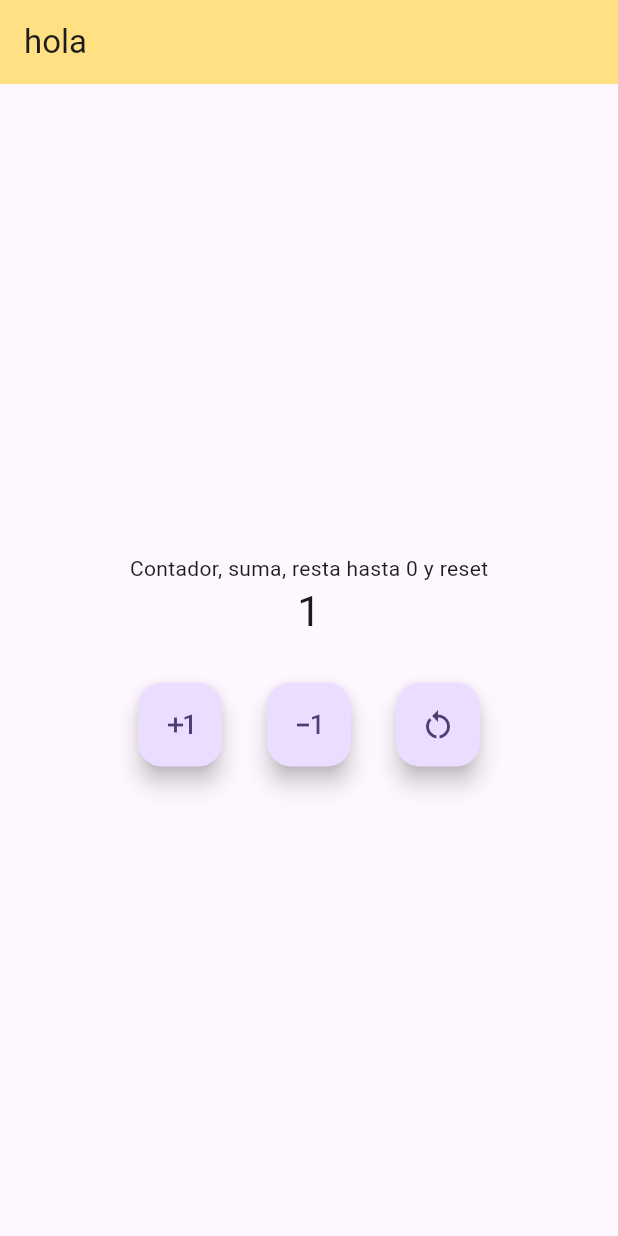
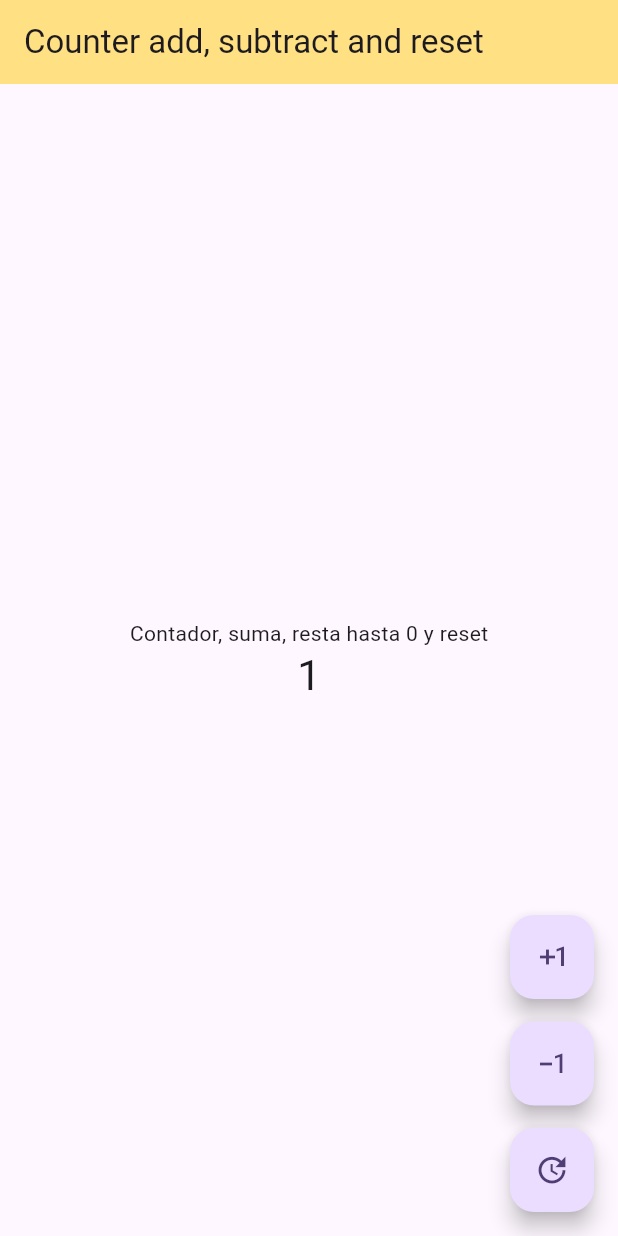
Before and after one commit to sergiohortua/contador-add-subtract-restart, a Flutter app: the MyHomePage screen opened directly, after a tap on the "exposure plus 1" icon, on a phone screen of 412 x 824 dp. Run offline on Flutter 3.47's test engine with Material 3 defaults, Android fonts, the phone set to English and light mode, and no system bars.

Commit message:
Add custom button, a constructor was created for different functionalities

```diff
--- a/lib/main.dart
+++ b/lib/main.dart
@@ -17,7 +17,7 @@ class MyApp extends StatelessWidget {
         colorScheme: ColorScheme.fromSeed(seedColor: Colors.deepPurple),
         useMaterial3: true,
       ),
-      home: const MyHomePage('hola',),
+      home: const MyHomePage('Counter add, subtract and reset ',),
     );
   }
 }
--- /dev/null
+++ b/lib/widgets/custom_botton.dart
@@ -0,0 +1,24 @@
+import 'package:flutter/material.dart';
+
+class CustomBotton extends StatelessWidget {
+  const CustomBotton(
+    this.icon,
+    this.onPress, {
+    super.key,
+  });
+  const CustomBotton.named(
+      {super.key, required this.icon, required this.onPress});
+  const CustomBotton.optional(this.icon,
+  [this.onPress]);
+
+  final Icon icon;
+  final VoidCallback? onPress;
+
+  @override
+  Widget build(BuildContext context) {
+    return FloatingActionButton(
+      onPressed: onPress,
+      child: icon,
+    );
+  }
+}
--- a/lib/widgets/my_home_page.dart
+++ b/lib/widgets/my_home_page.dart
@@ -1,4 +1,5 @@
 import 'package:app1/main.dart';
+import 'package:app1/widgets/custom_botton.dart';
 import 'package:flutter/material.dart';
 
 class MyHomePage extends StatefulWidget {
@@ -13,12 +14,6 @@ class MyHomePage extends StatefulWidget {
 
 class _MyHomePageState extends State<MyHomePage> {
   int _counter = 0;
-
-  void _incrementCounter() {
-    setState(() {
-      _counter++;
-    });
-  }
 
   @override
   Widget build(BuildContext context) {
@@ -40,37 +35,76 @@ class _MyHomePageState extends State<MyHomePage> {
               '$_counter',
               style: Theme.of(context).textTheme.headlineMedium,
             ),
-            Padding(
-              padding: const EdgeInsets.only(top: 30),
-              child: Row(
-                mainAxisAlignment: MainAxisAlignment.center,
-                children: [
-                  FloatingActionButton(
-                    onPressed: _incrementCounter,
-                    tooltip: 'Increment',
-                    child: const Icon(Icons.exposure_plus_1),
-                  ),
-                  const SizedBox(
-                    width: 30,
-                  ),
-                  FloatingActionButton(
-                    onPressed: _incrementCounter,
-                    tooltip: 'Increment',
-                    child: const Icon(Icons.exposure_minus_1),
-                  ),
-                  const SizedBox(
-                    width: 30,
-                  ),
-                  FloatingActionButton(
-                    onPressed: _incrementCounter,
-                    tooltip: 'Increment',
-                    child: const Icon(Icons.restart_alt),
-                  ),
-                ],
-              ),
-            ),
+            // Padding(
+            //   padding: const EdgeInsets.only(top: 30),
+            //   child: Row(
+            //     mainAxisAlignment: MainAxisAlignment.center,
+            //     children: [
+            //       // FloatingActionButton(
+            //       //   onPressed: () {
+            //       //     setState(() {});
+            //       //     _counter++;
+            //       //   },
+            //       //   child: const Icon(Icons.exposure_plus_1),
+            //       // ),
+            //       CustomBotton.optional(Icon(Icons.exposure_plus_1), () {
+            //         setState(() {
+            //           _counter++;
+            //         });
+            //       }),
+            //       const SizedBox(
+            //         width: 30,
+            //       ),
+            //       CustomBotton.named(
+            //           icon: const Icon(Icons.exposure_minus_1),
+            //           onPress: () {
+            //             if (_counter == 0) return;
+            //             setState(() {
+            //               _counter--;
+            //             });
+            //           }),
+            //       const SizedBox(
+            //         width: 30,
+            //       ),
+            //       CustomBotton(const Icon(Icons.update), () {
+            //         setState(() {
+            //           _counter = 0;
+            //         });
+            //       })
+            //     ],
+            //   ),
+            // ),
           ],
         ),
+      ),
+      floatingActionButton: Column(
+        mainAxisAlignment: MainAxisAlignment.end,
+        children: [
+          CustomBotton.optional(const Icon(Icons.exposure_plus_1), () {
+            setState(() {
+              _counter++;
+            });
+          }),
+          const SizedBox(
+            height: 15,
+          ),
+          CustomBotton.named(
+              icon: const Icon(Icons.exposure_minus_1),
+              onPress: () {
+                if (_counter == 0) return;
+                setState(() {
+                  _counter--;
+                });
+              }),
+          const SizedBox(
+            height: 15,
+          ),
+          CustomBotton(const Icon(Icons.update), () {
+            setState(() {
+              _counter = 0;
+            });
+          })
+        ],
       ),
     );
   }
```
